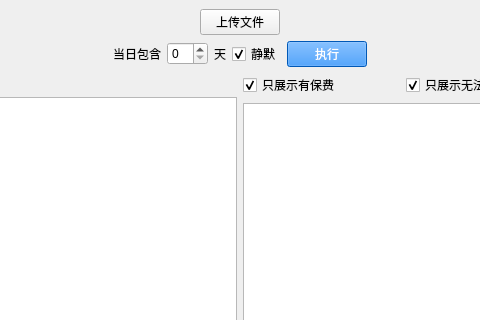
Qt form lwx_project/client/ui/product_evaluation.ui (Cookie-HOO/lwx_project) before a commit; both pictures show x 394 to 874 and y 0 to 320 of the 966 by 630 pixel window.
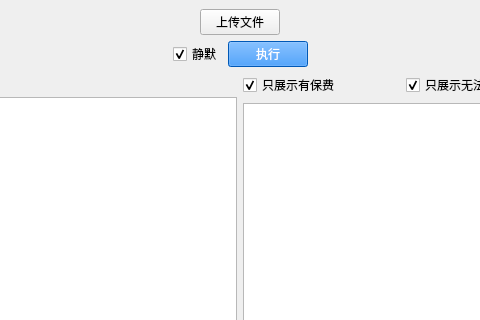
The same form after that commit.

What changed in the file:
```diff
--- a/lwx_project/client/ui/product_evaluation.ui
+++ b/lwx_project/client/ui/product_evaluation.ui
@@ -90,23 +90,6 @@
         </property>
        </spacer>
       </item>
-      <item>
-       <widget class="QLabel" name="label">
-        <property name="text">
-         <string>当日包含</string>
-        </property>
-       </widget>
-      </item>
-      <item>
-       <widget class="QSpinBox" name="equal_buffer_value"/>
-      </item>
-      <item>
-       <widget class="QLabel" name="label_2">
-        <property name="text">
-         <string>天</string>
-        </property>
-       </widget>
-      </item>
       <item>
        <widget class="QCheckBox" name="run_mute_checkbox">
         <property name="text">
```
